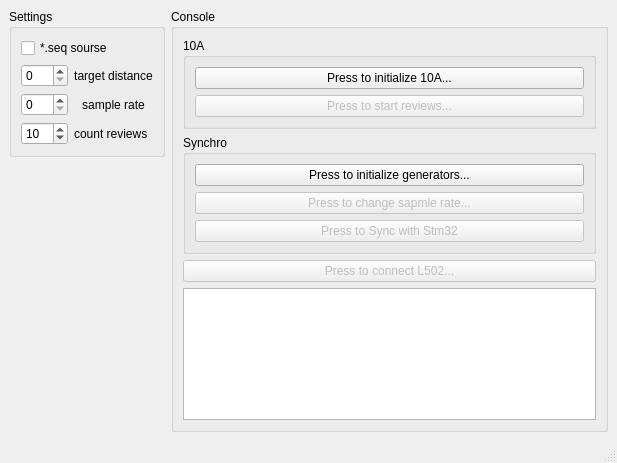
First picture: the form in mainwindow.ui, repository Azazelloo/L502_Widget_QT_Git, before the edit.
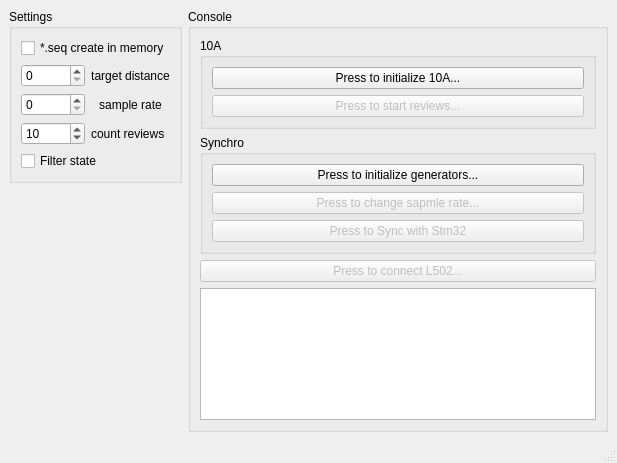
Second picture: the form after the edit.

The edit to the form file:
```diff
--- a/mainwindow.ui
+++ b/mainwindow.ui
@@ -33,6 +33,13 @@
        <string>Settings</string>
       </property>
       <layout class="QGridLayout" name="gridLayout_3">
+       <item row="0" column="0">
+        <widget class="QCheckBox" name="checkSourseSeqFile">
+         <property name="text">
+          <string>*.seq create in memory</string>
+         </property>
+        </widget>
+       </item>
        <item row="1" column="0">
         <layout class="QGridLayout" name="gridLayout_4">
          <item row="0" column="0">
@@ -87,10 +94,10 @@
          </item>
         </layout>
        </item>
-       <item row="0" column="0">
-        <widget class="QCheckBox" name="checkSourseSeqFile">
+       <item row="2" column="0">
+        <widget class="QCheckBox" name="filterState">
          <property name="text">
-          <string>*.seq sourse</string>
+          <string>Filter state</string>
          </property>
         </widget>
        </item>
```
Left out of the diff: 14 changed lines with no effect on the pictures.
